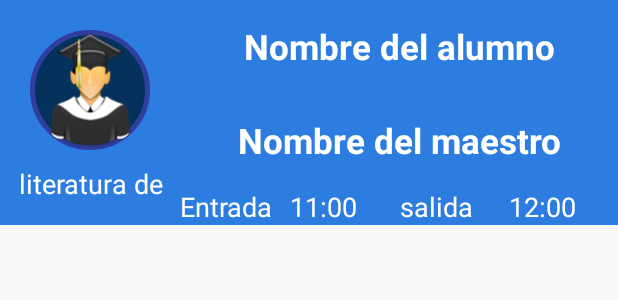
After one commit to linkin123/GestorAsesorias, an Android app: the layout list_item_alumnos_in_class.xml on its own in the app's theme, with its tools: preview values and no code run, on a phone screen of 412 x 824 dp. The commit adds this screen. Shown: the top 300 px of the screen. Run offline under Robolectric (Android 15) with nearby library versions, the phone set to English and light mode, and no system bars.

Commit message:
update alumnos en clase profile broadcast

```diff
--- a/app/src/main/AndroidManifest.xml
+++ b/app/src/main/AndroidManifest.xml
@@ -47,7 +47,7 @@
         <activity android:name=".ui.activitys.ajustes.AjustesActivity" />
         <activity android:name=".ui.activitys.ajustes.precios.PreciosActivity" />
         <activity android:name=".ui.activitys.reportes.ReportesActivity" />
-        <activity android:name=".ui.activitys.informes.InformesActivity" />
+        <activity android:name=".ui.activitys.informes.AlumnosInClassActivity" />
         <activity android:name=".ui.activitys.ajustes.listaMaterias.AjustesListaMateriasActivity" />
         <activity android:name=".ui.activitys.alumnos.perfilAlumno.ScannerQRClasesActivity" />
         <activity android:name=".ui.activitys.alumnos.perfilAlumno.ClasesDialog"></activity>
--- a/app/src/main/java/com/example/dell/gestorasesorias/data/database/BaseHelper.java
+++ b/app/src/main/java/com/example/dell/gestorasesorias/data/database/BaseHelper.java
@@ -46,6 +46,8 @@ public class BaseHelper  extends SQLiteOpenHelper {
             "ALUMNOSCLASE(ID INTEGER PRIMARY KEY , " +
             "ALUMNO TEXT, " +
             "MAESTRO TEXT, " +
+            "HORAENTRADA TEXT, " +
+            "HORASALIDA TEXT, " +
             "MATERIA TEXT )";
 
 
--- a/app/src/main/java/com/example/dell/gestorasesorias/ui/MenuActivity.java
+++ b/app/src/main/java/com/example/dell/gestorasesorias/ui/MenuActivity.java
@@ -7,7 +7,7 @@ import com.example.dell.gestorasesorias.base.BaseActivity;
 import com.example.dell.gestorasesorias.ui.activitys.alumnos.perfilAlumno.AlumnosActivity;
 import com.example.dell.gestorasesorias.ui.activitys.asesoriasTiempo.AsesoriaPorTiempoActivity;
 import com.example.dell.gestorasesorias.ui.activitys.ajustes.AjustesActivity;
-import com.example.dell.gestorasesorias.ui.activitys.informes.InformesActivity;
+import com.example.dell.gestorasesorias.ui.activitys.informes.AlumnosInClassActivity;
 import com.example.dell.gestorasesorias.ui.activitys.maestros.perfilMaestro.MaestrosActivity;
 import com.example.dell.gestorasesorias.ui.activitys.reportes.ReportesActivity;
 
@@ -48,7 +48,7 @@ public class MenuActivity extends BaseActivity {
 
     @OnClick(R.id.ib_informes)
     public void onKlickInformes(){
-        startActivity( new Intent(this , InformesActivity.class) );
+        startActivity( new Intent(this , AlumnosInClassActivity.class) );
     }
 
     @Override
--- a/app/src/main/java/com/example/dell/gestorasesorias/ui/fragments/listaAlumnos/AlumnosGeneralAdapter.java
+++ b/app/src/main/java/com/example/dell/gestorasesorias/ui/fragments/listaAlumnos/AlumnosGeneralAdapter.java
@@ -47,8 +47,7 @@ public class AlumnosGeneralAdapter extends  RecyclerView.Adapter<AlumnosGeneralA
 
     @Override
     public ItemViewHolder onCreateViewHolder(ViewGroup parent, int viewType) {
-        View v = LayoutInflater.from(parent.getContext()).inflate(R.layout.list_item_alumnos, parent, false);
-        return new ItemViewHolder(v);
+        return new ItemViewHolder(LayoutInflater.from(parent.getContext()).inflate(R.layout.list_item_alumnos, parent, false));
     }
 
     @Override
--- a/app/src/main/res/layout/activity_reportes.xml
+++ b/app/src/main/res/layout/activity_reportes.xml
@@ -20,4 +20,6 @@
         android:src="@drawable/ic_reportes"
         android:layout_width="match_parent"
         android:layout_height="wrap_content" />
+
+
 </LinearLayout>
--- /dev/null
+++ b/app/src/main/res/layout/list_item_alumnos_in_class.xml
@@ -0,0 +1,122 @@
+<?xml version="1.0" encoding="utf-8"?>
+<LinearLayout xmlns:android="http://schemas.android.com/apk/res/android"
+    android:layout_width="match_parent"
+    android:layout_height="150dp"
+    android:orientation="vertical">
+
+    <LinearLayout
+
+        android:background="@color/color_alumno"
+        android:layout_width="match_parent"
+        android:layout_height="150dp"
+        android:orientation="horizontal">
+
+        <LinearLayout
+            android:layout_width="wrap_content"
+            android:layout_height="wrap_content"
+            android:layout_margin="10dp"
+            android:gravity="center"
+            android:orientation="vertical">
+
+            <de.hdodenhof.circleimageview.CircleImageView
+                android:id="@+id/civ_alumno"
+                android:layout_width="80dp"
+                android:layout_height="80dp"
+                android:layout_margin="10dp"
+                android:background="@drawable/profile_borde_image"
+                android:src="@drawable/ic_alumnos" />
+
+            <TextView
+                android:layout_width="match_parent"
+                android:layout_height="wrap_content"
+                android:gravity="center"
+                android:textSize="18sp"
+                android:id="@+id/tv_item_materia"
+                android:textColor="#fff"
+                android:text="literatura de las ciencias" />
+
+        </LinearLayout>
+
+
+        <LinearLayout
+            android:layout_width="match_parent"
+            android:layout_height="match_parent"
+            android:orientation="vertical">
+
+            <TextView
+                android:id="@+id/tv_item_name_alumno"
+                android:layout_width="match_parent"
+                android:layout_height="match_parent"
+                android:gravity="center"
+                android:text="Nombre del alumno"
+                android:layout_weight="1"
+                android:textAllCaps="false"
+                android:textColor="#fff"
+                android:textSize="23sp"
+                android:textStyle="bold" />
+
+            <TextView
+                android:id="@+id/tv_item_name_master"
+                android:layout_width="match_parent"
+                android:layout_height="match_parent"
+                android:layout_gravity="center"
+                android:gravity="center"
+                android:layout_weight="1"
+                android:text="Nombre del maestro"
+                android:textAllCaps="false"
+                android:textColor="#fff"
+                android:textSize="23sp"
+                android:textStyle="bold" />
+
+            <LinearLayout
+                android:layout_width="match_parent"
+                android:layout_height="wrap_content"
+                android:orientation="horizontal">
+
+                <TextView
+                    android:textColor="#fff"
+                    android:text="Entrada"
+                    android:textSize="18sp"
+                    android:layout_weight="1"
+                    android:layout_width="match_parent"
+                    android:layout_height="wrap_content" />
+
+                <TextView
+                    android:textColor="#fff"
+                    android:text="11:00"
+                    android:id="@+id/tv_item_entrada"
+                    android:textSize="18sp"
+                    android:layout_weight="1"
+                    android:layout_width="match_parent"
+                    android:layout_height="wrap_content" />
+
+                <TextView
+                    android:textColor="#fff"
+                    android:text="salida"
+                    android:layout_weight="1"
+                    android:textSize="18sp"
+                    android:layout_width="match_parent"
+                    android:layout_height="wrap_content" />
+
+                <TextView
+                    android:textColor="#fff"
+                    android:text="12:00"
+                    android:id="@+id/tv_item_salida"
+                    android:layout_weight="1"
+                    android:textSize="18sp"
+                    android:layout_width="match_parent"
+                    android:layout_height="wrap_content" />
+
+            </LinearLayout>
+
+        </LinearLayout>
+
+    </LinearLayout>
+
+    <View
+        android:layout_width="match_parent"
+        android:layout_height="1dp"
+        android:background="@color/color_alumnos_elementos" />
+
+
+</LinearLayout>
```
Also changed, not shown: app/src/main/java/com/example/dell/gestorasesorias/data/models/AlumnoEnClase.java (added, +68 -0 lines), app/src/main/java/com/example/dell/gestorasesorias/ui/activitys/asesoriasTiempo/AlumnosInClassAdapter.java (added, +135 -0 lines), app/src/main/java/com/example/dell/gestorasesorias/ui/activitys/asesoriasTiempo/MyBroadcastReceiver.java (+9 -0 lines), app/src/main/java/com/example/dell/gestorasesorias/ui/activitys/asesoriasTiempo/ProfileAlumnInClass.java (added, +44 -0 lines), app/src/main/java/com/example/dell/gestorasesorias/ui/activitys/informes/AlumnosInClassActivity.java (added, +75 -0 lines), app/src/main/java/com/example/dell/gestorasesorias/ui/activitys/informes/AlumnosInClassPresenter.java (added, +79 -0 lines), app/src/main/java/com/example/dell/gestorasesorias/ui/activitys/informes/InformesActivity.java (deleted, +0 -12 lines), app/src/main/res/layout/activity_alumns_in_class.xml (renamed from app/src/main/res/layout/activity_informes.xml, +5 -4 lines), app/src/main/res/layout/activity_profile_alumn_in_class.xml (added, +14 -0 lines).
